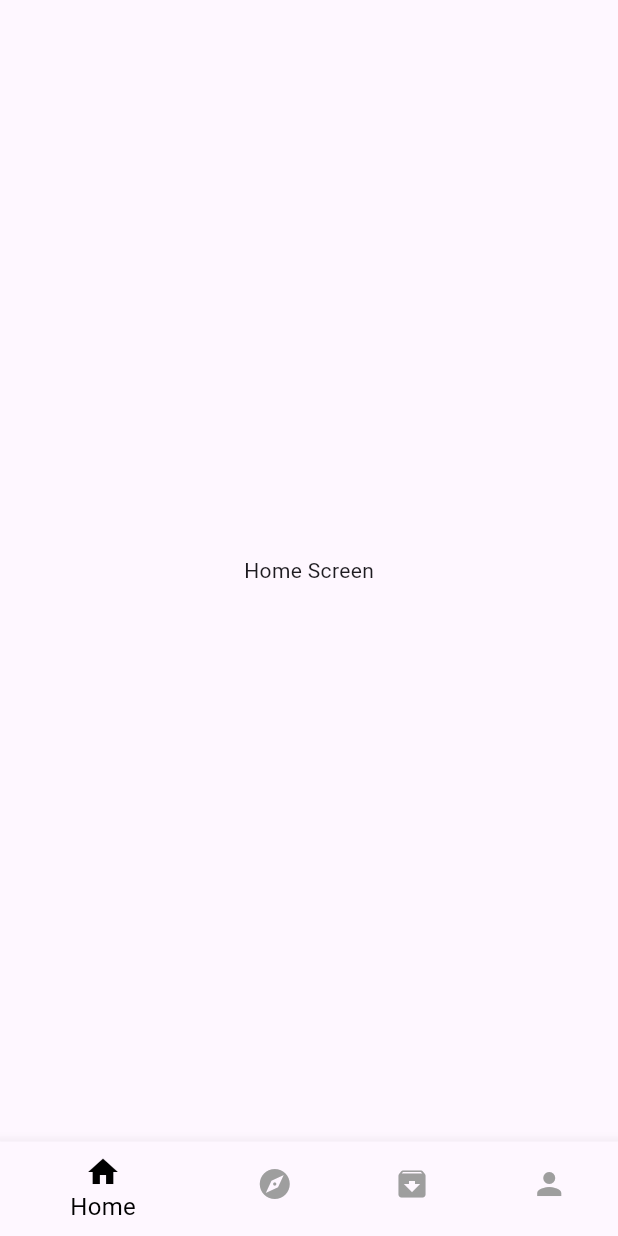
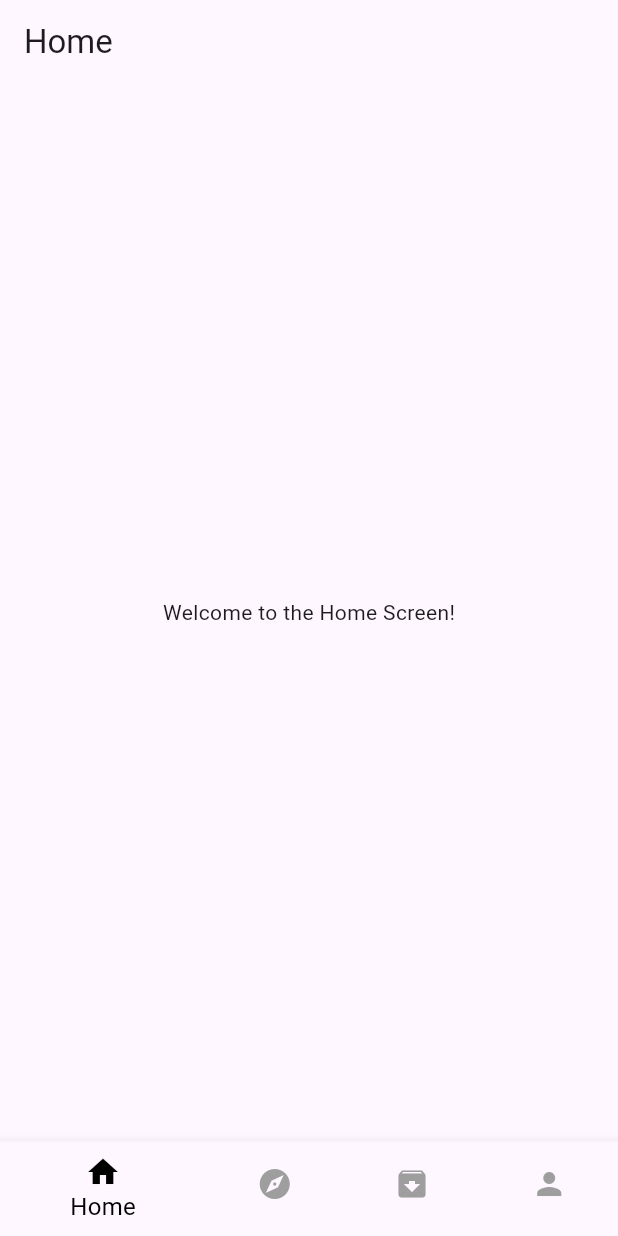
Before and after one commit to phanvanphuhn/reading_comic, a Flutter app: the screen it shows after launch, on a phone screen of 412 x 824 dp. Run offline on Flutter 3.47's test engine with Material 3 defaults, Android fonts, the phone set to English and light mode, and no system bars.

Commit message:
init home module

```diff
--- a/lib/main.dart
+++ b/lib/main.dart
@@ -35,7 +35,7 @@ class _MyHomePageState extends State<MyHomePage> {
 
   // Replace these with your actual screens from each module
   static final List<Widget> _screens = <Widget>[
-    Center(child: HomeModule.home()), // e.g., HomeScreen()
+    Center(child: HomeModule()), // e.g., HomeScreen()
     Center(child: ExploreModule.explore()), // e.g., ExploreScreen()
     Center(child: ArchiveModule.archive()), // e.g., ArchiveScreen()
     Center(child: ProfileModule.profile()), // e.g., ProfileScreen()
--- a/lib/modules/home/home_module.dart
+++ b/lib/modules/home/home_module.dart
@@ -1,7 +1,18 @@
 import 'package:flutter/material.dart';
 
-class HomeModule {
-  static Widget home() {
-    return const Center(child: Text('Home Screen'));
+class HomeModule extends StatefulWidget {
+  const HomeModule({super.key});
+
+  @override
+  State<HomeModule> createState() => _HomeModuleState();
+}
+
+class _HomeModuleState extends State<HomeModule> {
+  @override
+  Widget build(BuildContext context) {
+    return Scaffold(
+      appBar: AppBar(title: const Text('Home')),
+      body: const Center(child: Text('Welcome to the Home Screen!')),
+    );
   }
 }
```
